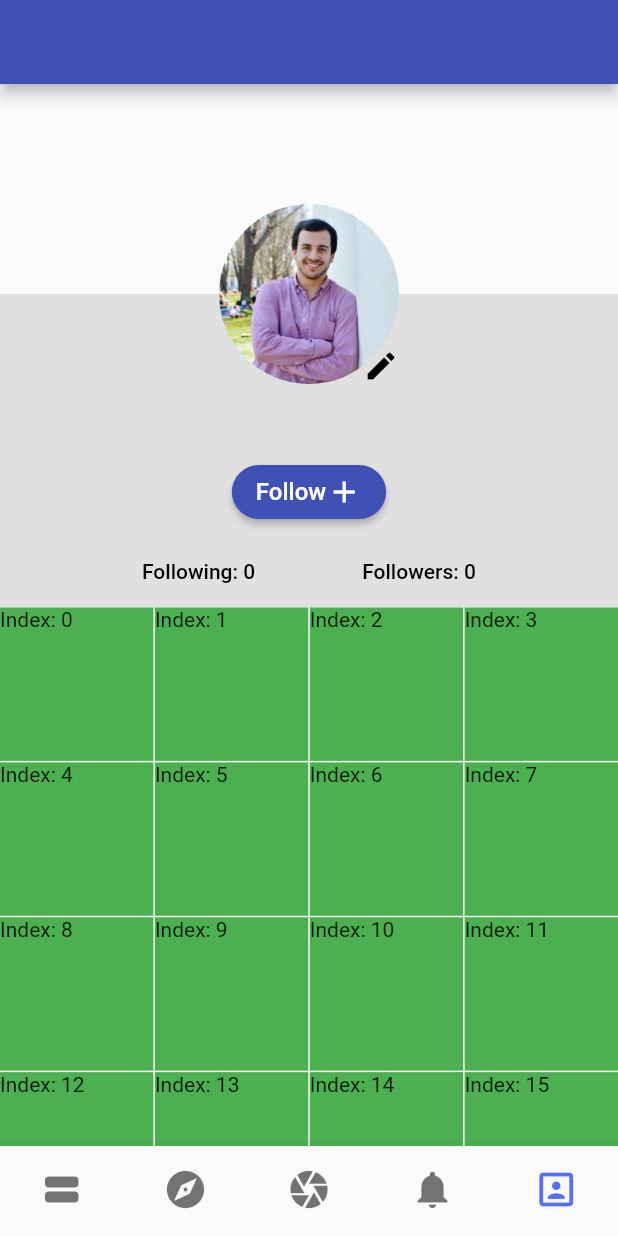
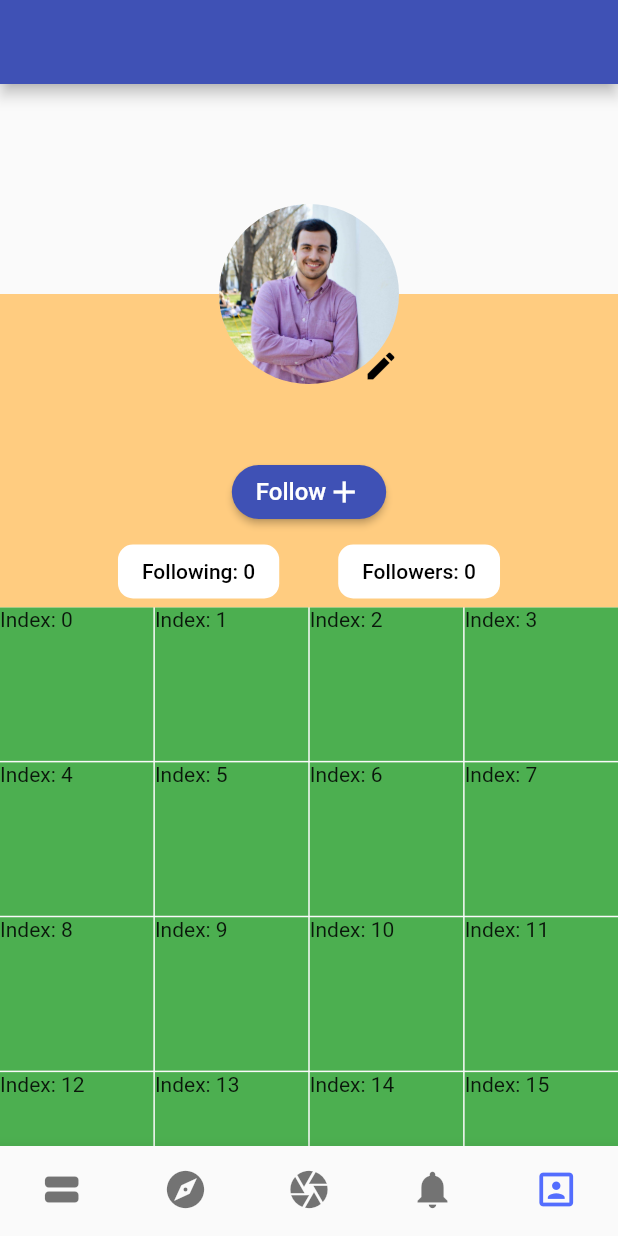
Before and after one commit to philalem/tutorial_app, a Flutter app: the screen it shows once a user with an empty profile is signed in, item 5 of the bottom bar chosen, on a phone screen of 412 x 824 dp. Run offline on Flutter 3.47's test engine with Material 2 defaults, Android fonts, the phone set to English and light mode, and no system bars; our stand-ins replace camera, cloud_firestore, firebase_auth, firebase_storage, google_fonts, image_picker and 1 more; missing offline and left inert: algolia; accounts and stored records are empty.

Commit message:
did some further cleaning of the profile page

```diff
--- a/lib/profile/dynamicProfile.dart
+++ b/lib/profile/dynamicProfile.dart
@@ -72,7 +72,7 @@ class _DynamicProfileState extends State<DynamicProfile> {
                       top: 140,
                       bottom: 0,
                       child: Container(
-                        color: Colors.grey[300],
+                        color: Colors.orange[200],
                         width: screenWidth,
                       ),
                     ),
@@ -117,8 +117,7 @@ class _DynamicProfileState extends State<DynamicProfile> {
                           child: Text(
                             data.name,
                             style: TextStyle(
-                              fontSize: 20,
-                            ),
+                                fontSize: 20, fontWeight: FontWeight.bold),
                           ),
                         ),
                         Padding(
@@ -143,6 +142,14 @@ class _DynamicProfileState extends State<DynamicProfile> {
                                 flex: 2,
                               ),
                               FlatButton(
+                                shape: RoundedRectangleBorder(
+                                  side: BorderSide(
+                                    width: 0,
+                                    style: BorderStyle.none,
+                                  ),
+                                  borderRadius: BorderRadius.circular(10),
+                                ),
+                                color: Colors.white,
                                 textColor: Colors.black,
                                 onPressed: () {
                                   Navigator.of(context).push(MaterialPageRoute(
@@ -160,6 +167,14 @@ class _DynamicProfileState extends State<DynamicProfile> {
                               ),
                               Spacer(),
                               FlatButton(
+                                shape: RoundedRectangleBorder(
+                                  side: BorderSide(
+                                    width: 0,
+                                    style: BorderStyle.none,
+                                  ),
+                                  borderRadius: BorderRadius.circular(10),
+                                ),
+                                color: Colors.white,
                                 textColor: Colors.black,
                                 onPressed: () {
                                   Navigator.of(context).push(MaterialPageRoute(
```
